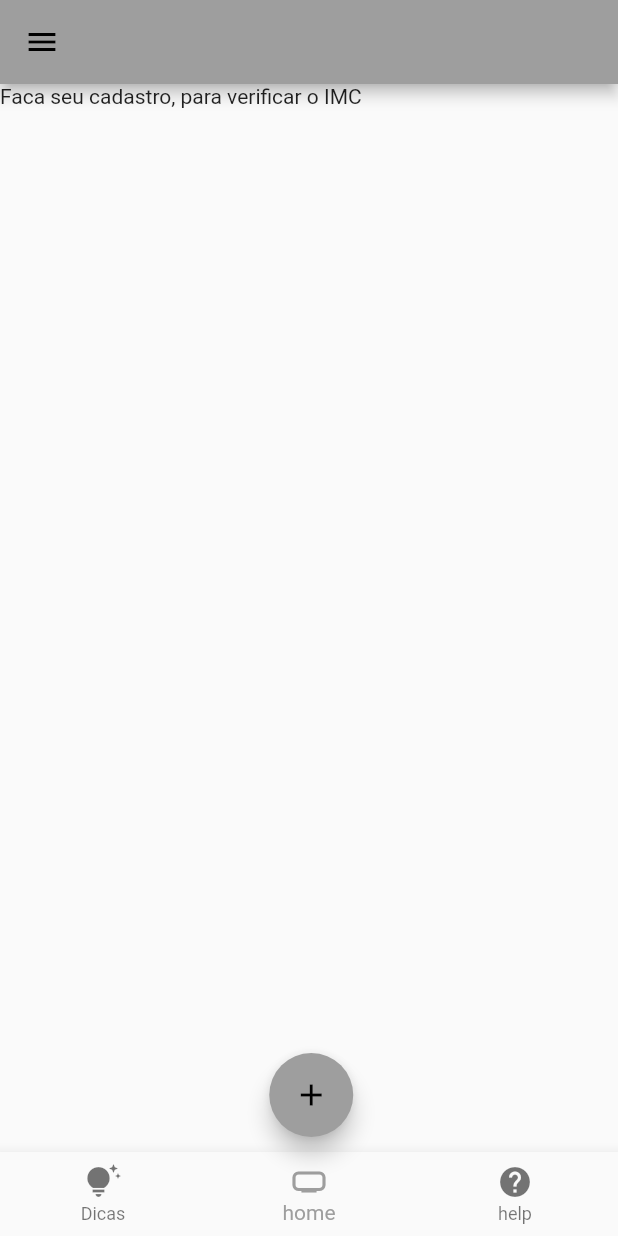
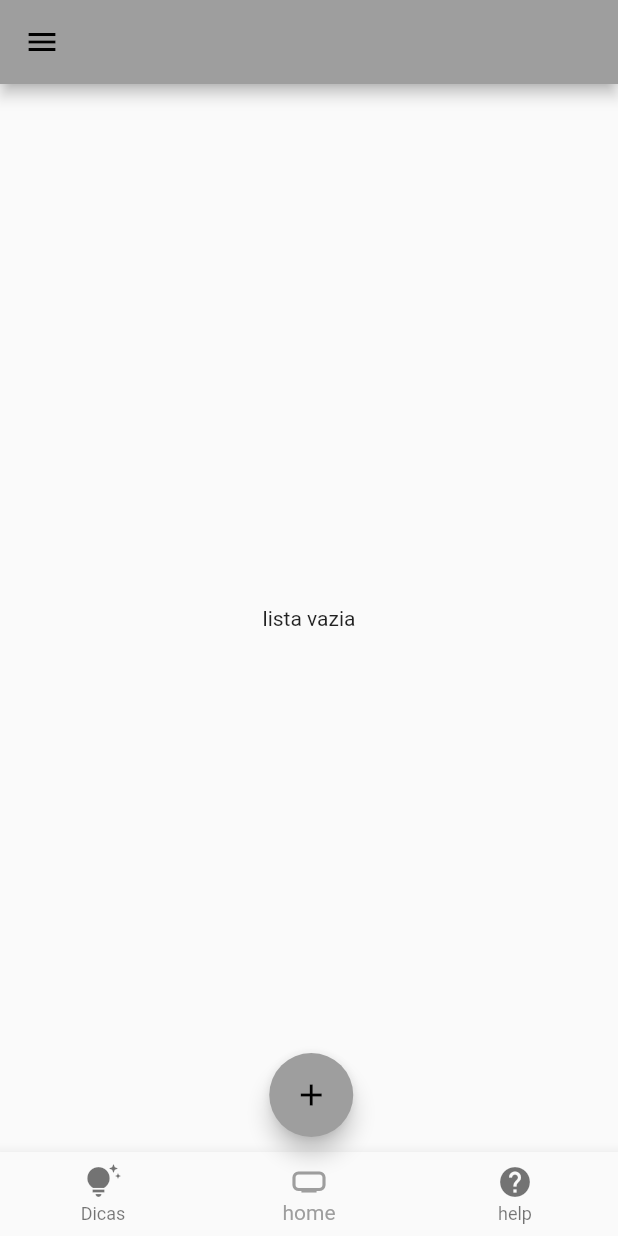
Before and after one commit to BrunoLaureano1989/imc_in_flutter, a Flutter app: the MainPage screen opened directly, item 2 of the bottom bar chosen, on a phone screen of 412 x 824 dp. Run offline on Flutter 3.47's test engine with Material 2 defaults, Android fonts, the phone set to English and light mode, and no system bars; our stand-ins replace google_fonts.

Commit message:
finalizacao do view

```diff
--- a/lib/pages/lista_imc_page.dart
+++ b/lib/pages/lista_imc_page.dart
@@ -1,8 +1,11 @@
 import 'package:flutter/material.dart';
 import 'package:imc/repository/imc_calc.dart';
 
+import '../services/users_class.dart';
+
 class ListImcPage extends StatefulWidget {
-  const ListImcPage({super.key});
+  final PessoaRepository lista;
+  const ListImcPage({super.key, required this.lista});
 
   @override
   State<ListImcPage> createState() => _ListImcPageState();
@@ -10,14 +13,56 @@ class ListImcPage extends StatefulWidget {
 
 class _ListImcPageState extends State<ListImcPage> {
   String resultado = "Faca seu cadastro, para verificar o IMC";
+  final _pessoa = <Pessoa>[];
 
   @override
   Widget build(BuildContext context) {
-    return Container(
-      child:  Text(resultado),
+    return Scaffold(
+      body: FutureBuilder(
+        future: widget.lista.listarPessoas(),
+        builder: (_, snap) {
+          switch (snap.connectionState) {
+            case ConnectionState.waiting:
+              return const Center(
+                child: CircularProgressIndicator(),
+              );
+
+            default:
+              //if(snap.hasError)
+              if (snap.hasData && (snap.data?.isNotEmpty ?? false)) {
+                debugPrint(snap.data?.length.toString());
+                return ListView.builder(
+                  itemBuilder: (_, index) => _itemBuilder(snap.data![index]),
+                  itemCount: snap.data?.length,
+                );
+              } else {
+                return const Center(
+                  child: Text('lista vazia'),
+                );
+              }
+          }
+        },
+      ),
+    );
+  }
+
+  Widget? _itemBuilder(Pessoa pessoa) {
+    return ListTile(
+      leading: const Icon(Icons.person),
+      trailing: Icon(
+        Icons.monitor_weight_outlined,
+        color: pessoa.color,
+      ),
+      title: Text(pessoa.getNome),
+      subtitle: Column(
+        crossAxisAlignment: CrossAxisAlignment.start,
+        children: [
+          Text(pessoa.calculate2.toStringAsFixed(2)),
+          Text(pessoa.tabela2)
+        ],
+      ),
     );
   }
 }
 
-class $ {
-}
+class $ {}
--- a/lib/pages/main_page.dart
+++ b/lib/pages/main_page.dart
@@ -1,5 +1,7 @@
 import 'package:flutter/material.dart';
 import 'package:imc/pages/dados_cadastro.dart';
+import 'package:imc/repository/imc_calc.dart';
+import 'package:imc/services/users_class.dart';
 
 import 'dicas_page.dart';
 import 'help_page.dart';
@@ -15,7 +17,7 @@ class MainPage extends StatefulWidget {
 class _MainPageState extends State<MainPage> {
   PageController controller = PageController(initialPage: 0);
   int positionPage = 1;
-
+  PessoaRepository lista = PessoaRepository();
 
   @override
   Widget build(BuildContext context) {
@@ -42,12 +44,17 @@ class _MainPageState extends State<MainPage> {
                         style: TextStyle(
                             fontWeight: FontWeight.w500, fontSize: 25),
                       )),
-                  onTap: () {
+                  onTap: () async{
                     Navigator.pop(context);
-                    Navigator.push(
-                        context,
-                        MaterialPageRoute(
-                            builder: (context) =>  const CadastroPage()));
+                    var pessoa = await Navigator.push<Pessoa?>(
+                    context,
+                    MaterialPageRoute(
+                        builder: (context) => const CadastroPage()));
+                        if(pessoa !=null){
+                        setState(() {
+lista.addPessoas(pessoa);
+  });
+                        }
                   },
                 ),
                 const Divider(),
@@ -61,12 +68,18 @@ class _MainPageState extends State<MainPage> {
             alignment: Alignment.bottomCenter,
             child: FloatingActionButton(
               child: const Icon(Icons.add),
-              onPressed: () {
+              onPressed: () async{
                 Navigator.canPop(context);
-                Navigator.push(
+                var pessoa = await Navigator.push<Pessoa?>(
                     context,
                     MaterialPageRoute(
                         builder: (context) => const CadastroPage()));
+                        if(pessoa !=null){
+debugPrint(pessoa.getNome);
+  setState(() {
+lista.addPessoas(pessoa);
+  });
+                        }
               },
             ),
           ),
@@ -81,10 +94,10 @@ class _MainPageState extends State<MainPage> {
                     positionPage = value;
                   });
                 },
-                children: const [
-                  DicasPage(),
-                  ListImcPage(),
-                  HelpPage(),
+                children:  [
+                  const DicasPage(),
+                  ListImcPage(lista:lista),
+                  const HelpPage(),
                 ],
               ),
             ),
--- a/lib/repository/imc_calc.dart
+++ b/lib/repository/imc_calc.dart
@@ -2,6 +2,8 @@ import 'package:imc/services/users_class.dart';
 
 class PessoaRepository {
   final List<Pessoa> _pessoas = [];
+
+  String? get getNome => null;
 
   void addPessoas(Pessoa pessoa) async {
     await Future.delayed(const Duration(seconds: 1));
@@ -12,4 +14,5 @@ class PessoaRepository {
     await Future.delayed(const Duration(seconds: 1));
     return _pessoas;
   }
+
 }
--- a/pubspec.yaml
+++ b/pubspec.yaml
@@ -10,6 +10,7 @@ dependencies:
   flutter:
     sdk: flutter
   google_fonts: ^4.0.3
+  intl: ^0.18.1
 
 dev_dependencies:
   flutter_test:
```
Also changed, not shown: lib/pages/dados_cadastro.dart (+11 -13 lines), lib/services/users_class.dart (+51 -8 lines), lib/utils/format_date.dart (added, +19 -0 lines), pubspec.lock, 3 other files.
